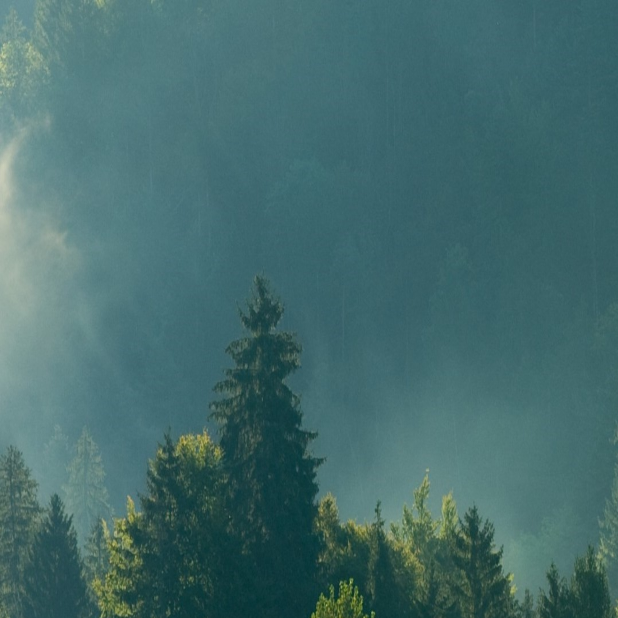
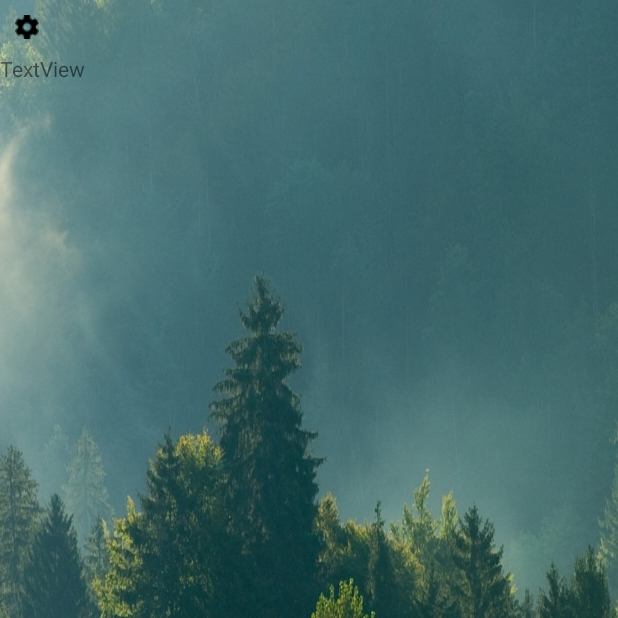
Before and after one commit to ArtemSVd/grib_and_rastenie, an Android app: the screen it shows after launch (MainActivity), on a phone screen of 412 x 824 dp, the top half of it. Run offline under Robolectric (Android 15) with nearby library versions, the phone set to English and light mode, and no system bars; our stand-ins replace RxJava; 5 statements that could not run were skipped.

Commit message:
Добавление пользовательского окна, создание кук для запроса к серверу.

```diff
--- a/app/src/main/java/com/example/gribyandrasteniyamap/App.java
+++ b/app/src/main/java/com/example/gribyandrasteniyamap/App.java
@@ -2,20 +2,45 @@ package com.example.gribyandrasteniyamap;
 
 
 import android.app.Application;
+import android.content.Context;
+import android.content.SharedPreferences;
+import android.provider.Settings;
 
 import com.example.gribyandrasteniyamap.module.AdapterModule;
 import com.example.gribyandrasteniyamap.module.DatabaseModule;
 import com.example.gribyandrasteniyamap.module.ServiceModule;
+import com.example.gribyandrasteniyamap.module.UserModule;
+import com.example.gribyandrasteniyamap.view.model.User;
 
 import toothpick.Scope;
 import toothpick.Toothpick;
 
 public final class App extends Application {
+    public static final String APP_PREFERENCES = "SETTINGS";
+    public static final String APP_PREFERENCES_USER = "USER";
+
+    public static SharedPreferences sharedPreferences;
 
     @Override
     public void onCreate() {
         super.onCreate();
         Scope appScope = Toothpick.openScope("APP");
-        appScope.installModules(new DatabaseModule(getApplicationContext()), new ServiceModule(), new AdapterModule());
+
+        sharedPreferences = getSharedPreferences(APP_PREFERENCES, Context.MODE_PRIVATE);
+        String name = sharedPreferences.contains(APP_PREFERENCES_USER) ? sharedPreferences.getString(APP_PREFERENCES_USER, "") : null;
+        String deviceNumber = Settings.Secure.getString(getContentResolver(), Settings.Secure.ANDROID_ID);
+
+        User user = User.builder()
+                .name(name)
+                .deviceNumber(deviceNumber)
+                .build();
+
+        appScope.installModules(new DatabaseModule(getApplicationContext()),
+                new ServiceModule(),
+                new AdapterModule(),
+                new UserModule(user)
+        );
+
+
     }
 }
--- a/app/src/main/java/com/example/gribyandrasteniyamap/service/http/HttpClient.java
+++ b/app/src/main/java/com/example/gribyandrasteniyamap/service/http/HttpClient.java
@@ -1,6 +1,9 @@
 package com.example.gribyandrasteniyamap.service.http;
 
+import android.util.Base64;
 import android.util.Log;
+
+import com.example.gribyandrasteniyamap.view.model.User;
 
 import java.io.IOException;
 import java.util.concurrent.TimeUnit;
@@ -18,8 +21,14 @@ import static android.content.ContentValues.TAG;
 public class HttpClient {
 
     @Inject
+    User user;
+
+    @Inject
     public HttpClient() {
     }
+
+    private final String USERNAME_COOKIE = "user";
+    private final String DEVICENUMBER_COOKIE = "device";
 
     public Response getHttpResponse(String url) {
         OkHttpClient httpClient = new OkHttpClient();
@@ -40,9 +49,11 @@ public class HttpClient {
         RequestBody requestBody = RequestBody.create(MediaType.parse("application/json; charset=utf-8"), content);
 
         Request request = new Request.Builder()
+                .header("Cookie", getCookies())
                 .url(url)
                 .post(requestBody)
                 .build();
+
         try {
             return getHttpClient().newCall(request).execute();
         } catch (IOException e) {
@@ -58,4 +69,14 @@ public class HttpClient {
                 .readTimeout(5, TimeUnit.SECONDS)
                 .build();
     }
+
+    private String getCookies() {
+        StringBuilder stringBuilder = new StringBuilder();
+        if (user.getName() != null) {
+            String encode = Base64.encodeToString(user.getName().getBytes(), Base64.NO_WRAP);
+            stringBuilder.append(String.format("%s=%s", USERNAME_COOKIE, encode)).append(";");
+        }
+        stringBuilder.append(String.format("%s=%s", DEVICENUMBER_COOKIE, user.getDeviceNumber()));
+        return stringBuilder.toString();
+    }
 }
--- a/app/src/main/java/com/example/gribyandrasteniyamap/view/MainActivity.java
+++ b/app/src/main/java/com/example/gribyandrasteniyamap/view/MainActivity.java
@@ -10,16 +10,19 @@ import android.os.Bundle;
 import android.util.Log;
 import android.view.View;
 import android.widget.LinearLayout;
+import android.widget.TextView;
 import android.widget.Toast;
 
 import androidx.annotation.Nullable;
 import androidx.appcompat.app.AppCompatActivity;
+import androidx.fragment.app.FragmentManager;
 
 import com.example.gribyandrasteniyamap.R;
 import com.example.gribyandrasteniyamap.enums.IntentRequestCode;
 import com.example.gribyandrasteniyamap.service.CameraService;
 import com.example.gribyandrasteniyamap.service.LocationService;
 import com.example.gribyandrasteniyamap.utils.Util;
+import com.example.gribyandrasteniyamap.view.model.User;
 
 import javax.inject.Inject;
 
@@ -37,6 +40,9 @@ public class MainActivity extends AppCompatActivity {
     @Inject
     LocationService locationService;
 
+    @Inject
+    User user;
+
     private final String TAG = "MainActivity";
     private int orientation;
 
@@ -47,6 +53,15 @@ public class MainActivity extends AppCompatActivity {
         Util.setFullScreen(this);
         setContentView(R.layout.activity_main);
         orientation = Configuration.ORIENTATION_PORTRAIT;
+
+        if (user.getName() == null) {
+            FragmentManager manager = getSupportFragmentManager();
+            NameDialogFragment nameDialogFragment = new NameDialogFragment();
+            nameDialogFragment.show(manager, "nameDialog");
+        } else {
+            TextView textView = findViewById(R.id.userTextView);
+            textView.setText(user.getName());
+        }
     }
 
     public void onCameraButtonClick(View view) {
@@ -63,6 +78,9 @@ public class MainActivity extends AppCompatActivity {
     public void openMap(View view) {
         Intent intent = new Intent(this, MapActivity.class);
         startActivityForResult(intent, IntentRequestCode.REQUEST_MAP.getCode());
+    }
+
+    public void onClick(View view) {
     }
 
     @SuppressLint("CheckResult")
--- a/app/src/main/res/layout/activity_main.xml
+++ b/app/src/main/res/layout/activity_main.xml
@@ -21,7 +21,24 @@
             android:layout_width="match_parent"
             android:layout_height="match_parent"
             android:layout_weight="35"
-            android:orientation="vertical"/>
+            android:orientation="vertical">
+
+            <ImageButton
+                android:id="@+id/imageButton"
+                android:layout_width="wrap_content"
+                android:layout_height="wrap_content"
+                android:background="@null"
+                android:onClick="onClick"
+                android:layout_margin="10dp"
+                app:srcCompat="@drawable/settings" />
+
+            <TextView
+                android:id="@+id/userTextView"
+                android:layout_width="127dp"
+                android:layout_height="wrap_content"
+                android:text="TextView" />
+
+        </LinearLayout>
 
         <LinearLayout
             android:layout_width="match_parent"
```
Also changed, not shown: app/src/main/java/com/example/gribyandrasteniyamap/module/UserModule.java (added, +11 -0 lines), app/src/main/java/com/example/gribyandrasteniyamap/view/NameDialogFragment.java (added, +68 -0 lines), app/src/main/java/com/example/gribyandrasteniyamap/view/model/User.java (added, +11 -0 lines), app/src/main/res/layout/activity_photo_description.xml (+11 -11 lines), app/src/main/res/layout/name_dilaog.xml (added, +24 -0 lines), app/src/main/res/drawable/settings.png (added).
